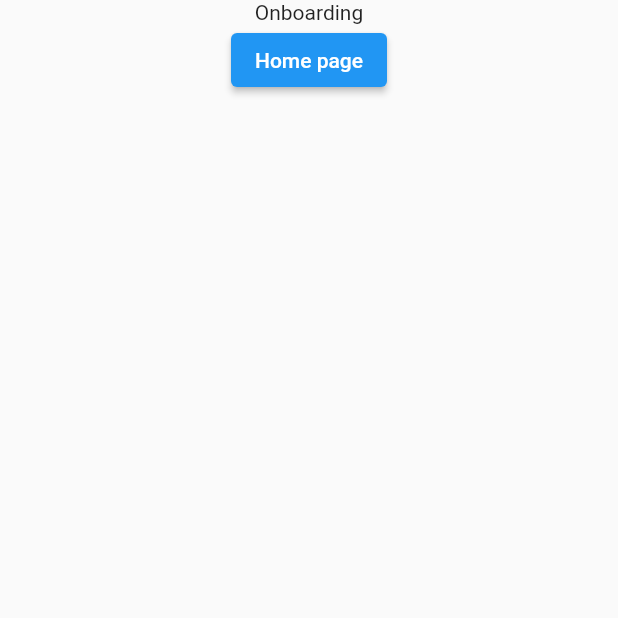
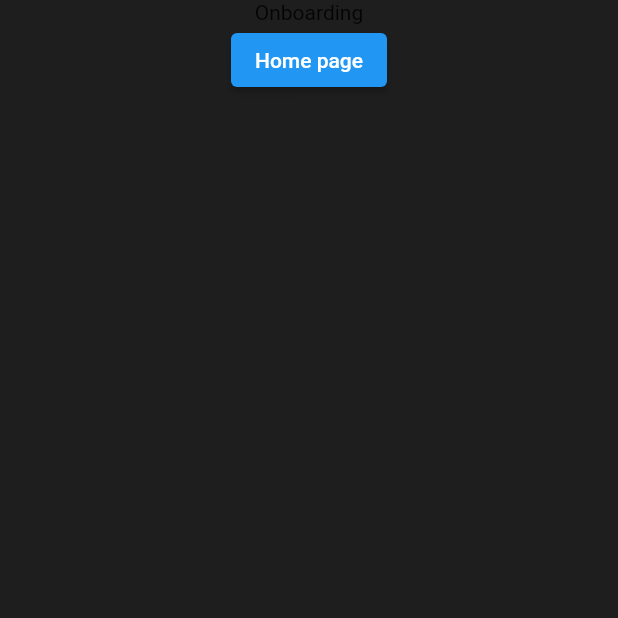
Before and after one commit to foxtrotravi/tictactoe, a Flutter app: the screen it shows after launch, on a phone screen of 412 x 824 dp, the top half of it. Run offline on Flutter 3.47's test engine with Material 2 defaults, Android fonts, the phone set to English and light mode, and no system bars; our stand-ins replace flutter_riverpod, go_router, shared_preferences.

Commit message:
Implement dark theme for the app

```diff
--- /dev/null
+++ b/lib/core/themes/theme.dart
@@ -0,0 +1,11 @@
+import 'package:flutter/material.dart';
+
+class AppTheme {
+  static const Color primary = Color(0xFF000000);
+  static const Color scaffoldBackgroundColor = Color(0xFF1E1E1E);
+
+  static final theme = ThemeData(
+    primaryColor: primary,
+    scaffoldBackgroundColor: scaffoldBackgroundColor,
+  );
+}
--- a/lib/main.dart
+++ b/lib/main.dart
@@ -1,6 +1,7 @@
 import 'package:flutter/material.dart';
 import 'package:flutter_riverpod/flutter_riverpod.dart';
 import 'package:tictactoe/core/routing/routing_config.dart';
+import 'package:tictactoe/core/themes/theme.dart';
 
 void main() {
   runApp(const App());
@@ -14,9 +15,8 @@ class App extends StatelessWidget {
     return ProviderScope(
       child: MaterialApp.router(
         title: 'Tic Tac Toe - Blues',
-        theme: ThemeData(
-          primarySwatch: Colors.blue,
-        ),
+        theme: AppTheme.theme,
+        themeMode: ThemeMode.dark,
         routerConfig: routerConfig,
       ),
     );
```
